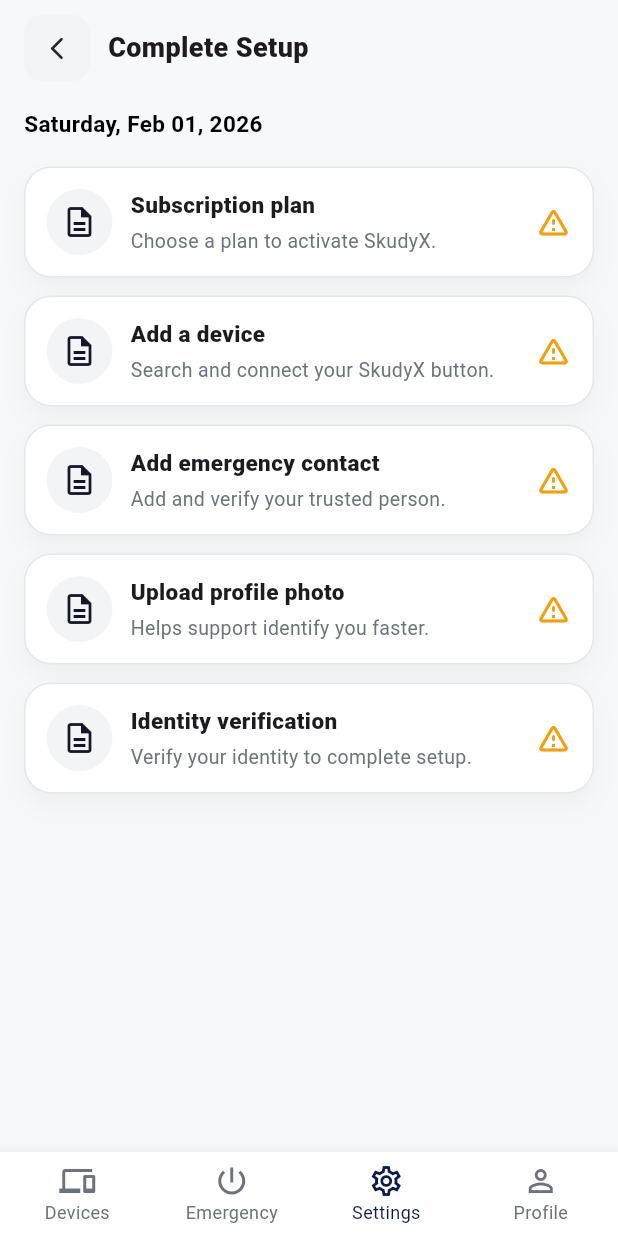
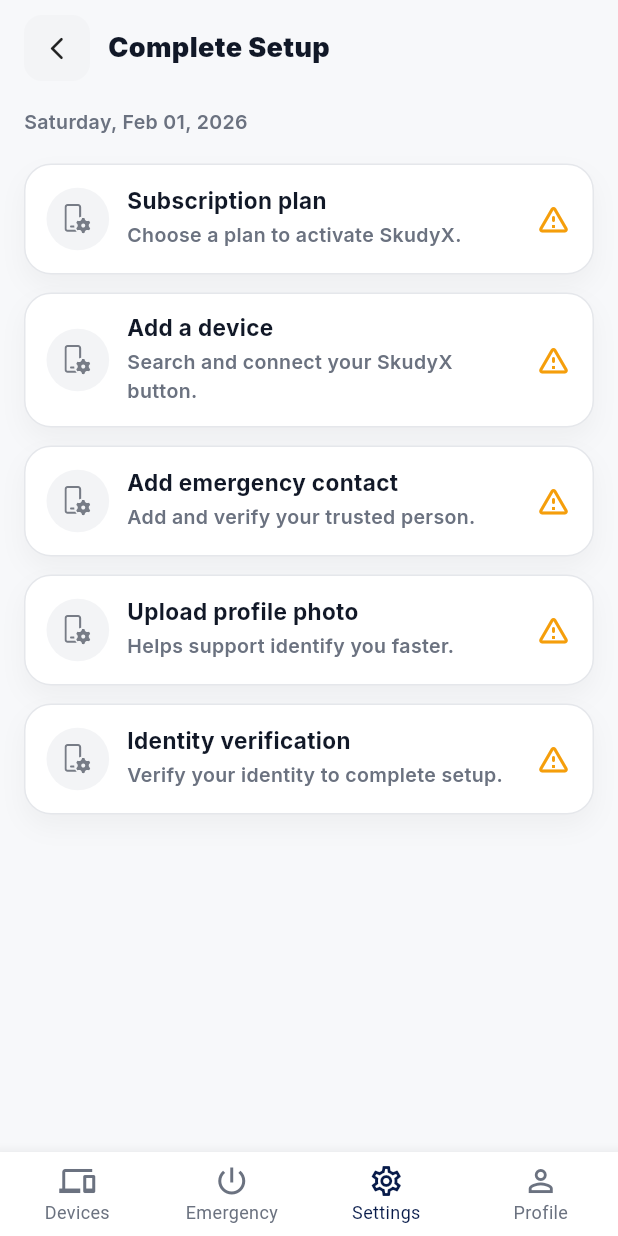
Before and after one commit to ifti-git-new/skudyx-app, a Flutter app: the CompleteSetupScreen screen opened by its route, on a phone screen of 412 x 824 dp. Run offline on Flutter 3.47's test engine with Material 3 defaults, Android fonts, the phone set to English and light mode, and no system bars; our stand-ins replace camera, flutter_svg, go_router, google_fonts, permission_handler, shared_preferences; accounts and stored records are empty; network calls fail; project files that could hold a hidden picture were left out.

Commit message:
complete setup updated

```diff
--- a/lib/core/theme/app_colors.dart
+++ b/lib/core/theme/app_colors.dart
@@ -11,6 +11,7 @@
   // Text
   static const text = Color(0xFF111827);
   static const muted = Color(0xFF6B7280);
+  static const grey = Color.fromARGB(255, 119, 124, 134);
   static const hint = Color(0xFF9AA3AF);
 
   // Lines
--- a/lib/features/settings/presentation/screens/complete_setup_screen.dart
+++ b/lib/features/settings/presentation/screens/complete_setup_screen.dart
@@ -1,9 +1,12 @@
 import 'package:flutter/material.dart';
+import 'package:flutter_svg/svg.dart';
 import 'package:go_router/go_router.dart';
 import 'package:provider/provider.dart';
 
 import 'package:skudyx/core/controllers/app_status_controller.dart';
 import 'package:skudyx/core/navigation/app_routes.dart';
+import 'package:skudyx/core/theme/app_colors.dart';
+import 'package:skudyx/core/theme/app_text_styles.dart';
 import 'package:skudyx/features/emergency/presentation/controllers/emergency_contact_controller.dart';
 import 'package:skudyx/features/profile/controllers/profile_controller.dart';
 
@@ -98,20 +101,21 @@
                     ),
                   ),
                   const SizedBox(width: 12),
-                  const Text(
+                  Text(
                     'Complete Setup',
-                    style: TextStyle(fontSize: 18, fontWeight: FontWeight.w900),
+                    style: AppTextStyles.h2light.copyWith(
+                      fontSize: 18,
+                      fontWeight: FontWeight.w900,
+                    ),
                   ),
                 ],
               ),
 
               const SizedBox(height: 18),
 
-              const Text(
+              Text(
                 'Saturday, Feb 01, 2026',
-                style: TextStyle(
-                  fontSize: 15,
-                  color: Colors.black,
+                style: AppTextStyles.caption.copyWith(
                   fontWeight: FontWeight.w600,
                 ),
               ),
@@ -177,15 +181,18 @@
         child: Row(
           children: [
             Container(
-              width: 44,
-              height: 44,
               decoration: const BoxDecoration(
                 shape: BoxShape.circle,
                 color: Color(0xFFF3F4F6),
               ),
-              child: const Icon(
-                Icons.description_outlined,
-                color: Color(0xFF111827),
+              // child: const Icon(Icons.setting, color: Color(0xFF111827)),
+              child: Padding(
+                padding: const EdgeInsets.all(12),
+                child: SvgPicture.asset(
+                  'assets/icons/setup_icon.svg',
+                  color: AppColors.grey,
+                  height: 20,
+                ),
               ),
             ),
             const SizedBox(width: 12),
@@ -196,15 +203,12 @@
                 children: [
                   Text(
                     item.title,
-                    style: const TextStyle(
-                      fontSize: 15,
-                      fontWeight: FontWeight.w900,
-                    ),
+                    style: AppTextStyles.h2light.copyWith(fontSize: 15),
                   ),
                   const SizedBox(height: 4),
                   Text(
                     item.subtitle,
-                    style: const TextStyle(fontSize: 13, color: _muted),
+                    style: AppTextStyles.caption.copyWith(color: _muted),
                   ),
                 ],
               ),
```
Also changed, not shown: lib/features/profile/presentation/screens/cases/presentation/screens/case_history_screen.dart (+7 -11 lines), assets/icons/setup_icon.svg (added).
